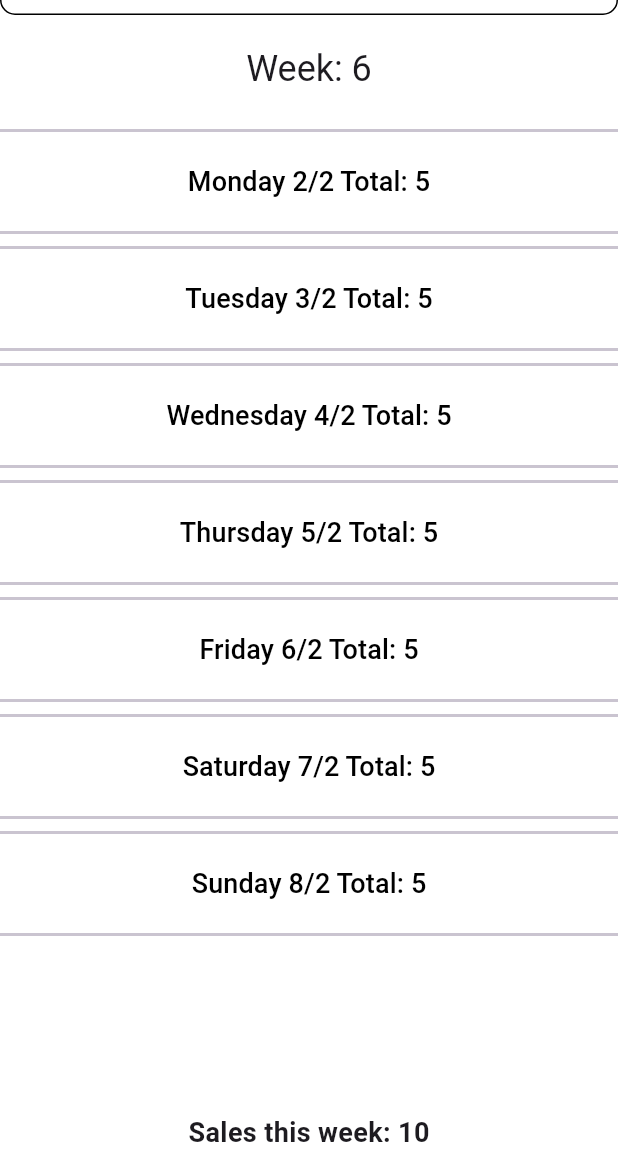
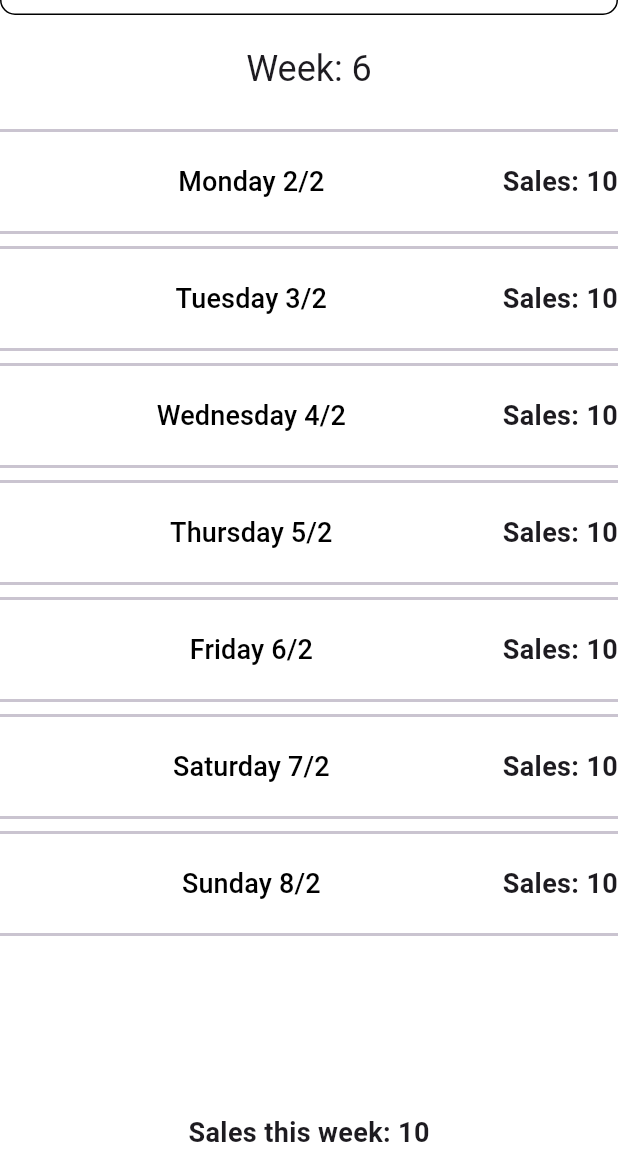
Before and after one commit to Dash4Cash-0/faida_pos, a Flutter app: the Transactions screen opened directly, after a tap on "This Week", on a phone screen of 412 x 824 dp, the part 84-1236 px from its top. Run offline on Flutter 3.47's test engine with Material 3 defaults, Android fonts, the phone set to English and light mode, and no system bars; our stand-ins replace flutter_secure_storage, image_picker, shared_preferences, sqflite_common_ffi; missing offline and left inert: window_size; accounts and stored records are empty; generated files the repository leaves out were written again.

Commit message:
updated button style

```diff
--- a/lib/widgets/transaction_widgets/week_widget.dart
+++ b/lib/widgets/transaction_widgets/week_widget.dart
@@ -29,8 +29,8 @@ class WeekWidget extends StatelessWidget {
           final date = WeekDates().getWeekDates(DateTime.now())[index];
           final day = DateFormat("EEEE", locale).format(date);
 
-          return WeekdayButton(label: "$day ${date.day}/${date.month}\tTotal: 5"
-              , onClicked: () => onClickedDay());
+          return WeekdayButton(dateLabel: "$day ${date.day}/${date.month}"
+              , onClicked: () {});
         })
         )
     ),
--- a/lib/widgets/transaction_widgets/weekday_button.dart
+++ b/lib/widgets/transaction_widgets/weekday_button.dart
@@ -2,11 +2,13 @@ import 'package:flutter/material.dart';
 
 class WeekdayButton extends StatelessWidget {
 
-  final String label;
+  final String dateLabel;
+  //final String? saleTotal;
   final VoidCallback onClicked;
 
   const WeekdayButton({super.key,
-    required this.label,
+    required this.dateLabel,
+    //required this.saleTotal,
     required this.onClicked});
 
   @override
@@ -16,16 +18,19 @@ class WeekdayButton extends StatelessWidget {
         child: Column(
           children: [
             Divider(height: 10, thickness: 2, indent: 0,endIndent: 0),
-            SizedBox(width: double.infinity,
-                child:
-                TextButton(
-                    onPressed: onClicked, style: TextButton.styleFrom(
-                    foregroundColor: Colors.black,
-                    backgroundColor: Colors.white,
+              Row(mainAxisAlignment: MainAxisAlignment.start,
+                  children:[
+                    Expanded(child:
+                    TextButton(
+                        onPressed: onClicked, style: TextButton.styleFrom(
+                        foregroundColor: Colors.black,
+                        backgroundColor: Colors.white,
+                        padding: EdgeInsets.symmetric(vertical: 16)
+                    ),
+                        child: Text(dateLabel, style: TextStyle(fontSize: 18)))),
+                    Text("Sales: 10", style: TextStyle(fontWeight: FontWeight.bold, fontSize: 18)),
 
-                    padding: EdgeInsets.symmetric(vertical: 16)
-                ),
-                    child: Text(label, style: TextStyle(fontSize: 18)))),
+            ]),
             Divider(height: 10, thickness: 2, indent: 0,endIndent: 0),
           ],
         )
```
Also changed, not shown: lib/widgets/menu_widgets/menu_button.dart (+3 -10 lines).
